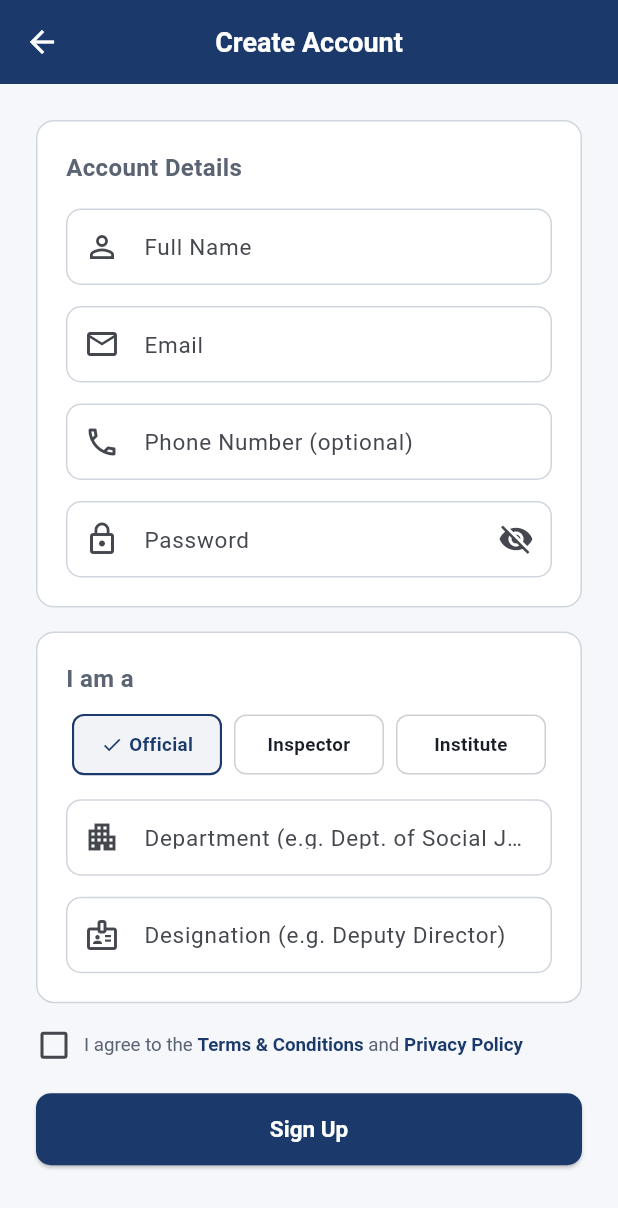
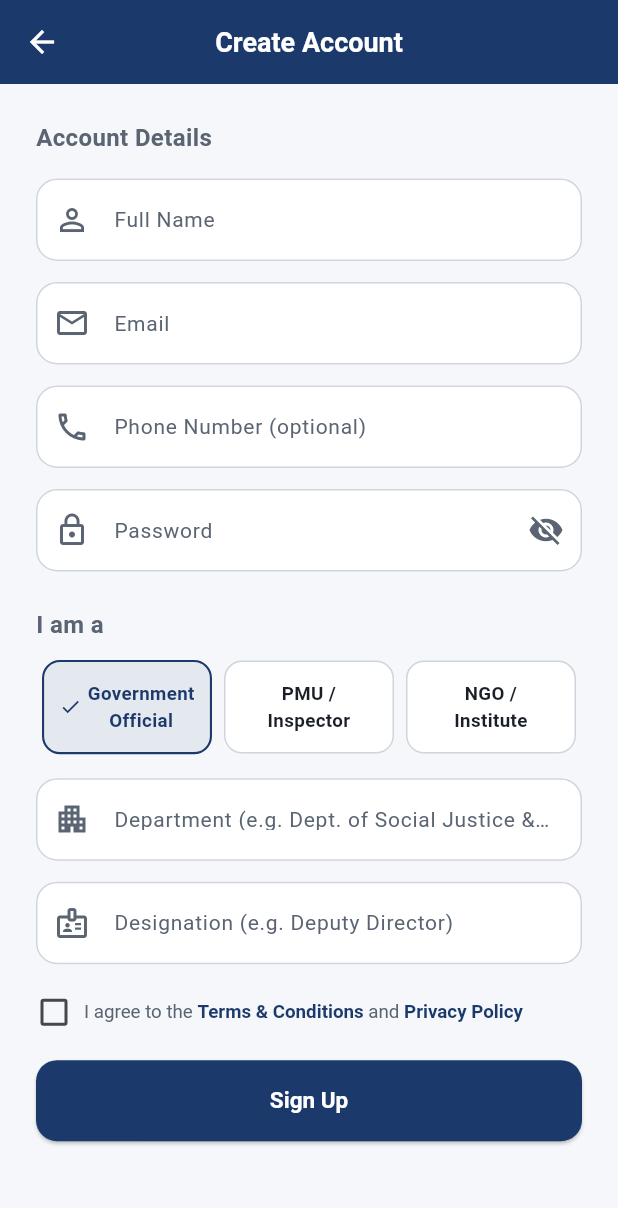
Before and after one commit to R0HAN-KASHYAP01/Sentinal, a Flutter app: the SignupScreen screen opened by its route, on a phone screen of 412 x 824 dp. Shown: the top 1208 px of the screen. Run offline on Flutter 3.47's test engine with Material 3 defaults, Android fonts, the phone set to English and light mode, and no system bars; our stand-ins replace file_picker, flutter_map, geocoding, geolocator, latlong2, supabase_flutter; accounts and stored records are empty.

Commit message:
Login and Signup page CSS

```diff
--- a/lib/features/auth/presentation/signup_screen.dart
+++ b/lib/features/auth/presentation/signup_screen.dart
@@ -1,7 +1,6 @@
 import 'package:flutter/material.dart';
 import '../../../core/widgets/app_text_field.dart';
 import '../../../core/widgets/primary_button.dart';
-import '../../../core/widgets/app_card.dart';
 import '../../../services/auth_service.dart';
 import '../../../models/user.dart';
 import '../../../app/routes.dart';
@@ -90,12 +89,12 @@ class _SignupScreenState extends State<SignupScreen> {
         onTap: () => setState(() => _role = value),
         child: Container(
           margin: const EdgeInsets.symmetric(horizontal: 4),
-          padding: const EdgeInsets.symmetric(vertical: 10),
+          padding: const EdgeInsets.symmetric(vertical: 12),
           decoration: BoxDecoration(
-            color: selected ? AppColors.primary.withValues(alpha: 0.06) : Colors.white,
-            borderRadius: BorderRadius.circular(8),
+            color: selected ? AppColors.primary.withValues(alpha: 0.08) : Colors.white,
+            borderRadius: BorderRadius.circular(12),
             border: Border.all(
-              color: selected ? AppColors.primary : AppColors.textSecondary.withValues(alpha: 0.3),
+              color: selected ? AppColors.primary : AppColors.border,
               width: selected ? 1.4 : 1,
             ),
           ),
@@ -124,20 +123,60 @@ class _SignupScreenState extends State<SignupScreen> {
     );
   }
 
+  // Rounded, borderless "pill" field style used only on this screen.
+  InputDecorationTheme get _fieldTheme => InputDecorationTheme(
+        filled: true,
+        fillColor: Colors.white,
+        floatingLabelBehavior: FloatingLabelBehavior.never,
+        labelStyle: const TextStyle(color: AppColors.textSecondary, fontSize: 14),
+        prefixIconColor: AppColors.textSecondary,
+        suffixIconColor: AppColors.textSecondary,
+        contentPadding: const EdgeInsets.symmetric(horizontal: 16, vertical: 16),
+        border: OutlineInputBorder(
+          borderRadius: BorderRadius.circular(14),
+          borderSide: const BorderSide(color: AppColors.border),
+        ),
+        enabledBorder: OutlineInputBorder(
+          borderRadius: BorderRadius.circular(14),
+          borderSide: const BorderSide(color: AppColors.border),
+        ),
+        focusedBorder: OutlineInputBorder(
+          borderRadius: BorderRadius.circular(14),
+          borderSide: const BorderSide(color: AppColors.primary, width: 1.6),
+        ),
+        errorBorder: OutlineInputBorder(
+          borderRadius: BorderRadius.circular(14),
+          borderSide: const BorderSide(color: AppColors.error),
+        ),
+        focusedErrorBorder: OutlineInputBorder(
+          borderRadius: BorderRadius.circular(14),
+          borderSide: const BorderSide(color: AppColors.error, width: 1.6),
+        ),
+      );
+
   @override
   Widget build(BuildContext context) {
-    return Scaffold(
+    return Theme(
+      data: Theme.of(context).copyWith(
+        inputDecorationTheme: _fieldTheme,
+        elevatedButtonTheme: ElevatedButtonThemeData(
+          style: ElevatedButton.styleFrom(
+            backgroundColor: AppColors.primary,
+            foregroundColor: Colors.white,
+            minimumSize: const Size(double.infinity, 54),
+            padding: const EdgeInsets.symmetric(vertical: 14, horizontal: 20),
+            shape: RoundedRectangleBorder(borderRadius: BorderRadius.circular(14)),
+            textStyle: const TextStyle(fontSize: 15, fontWeight: FontWeight.w600),
+          ),
+        ),
+      ),
+      child: Scaffold(
         appBar: AppBar(title: const Text('Create Account')),
         body: SafeArea(
           child: SingleChildScrollView(
             padding: const EdgeInsets.symmetric(horizontal: 24, vertical: 24),
             child: Form(
               key: _formKey,
-            child: Column(
-              crossAxisAlignment: CrossAxisAlignment.stretch,
-              children: [
-                AppCard(
-                  padding: const EdgeInsets.all(20),
               child: Column(
                 crossAxisAlignment: CrossAxisAlignment.stretch,
                 children: [
@@ -188,25 +227,17 @@ class _SignupScreenState extends State<SignupScreen> {
                       return null;
                     },
                   ),
-                    ],
-                  ),
-                ),
 
-                const SizedBox(height: 16),
+                  const SizedBox(height: 24),
 
-                AppCard(
-                  padding: const EdgeInsets.all(20),
-                  child: Column(
-                    crossAxisAlignment: CrossAxisAlignment.stretch,
-                    children: [
                   const Text('I am a', style: TextStyle(fontSize: 16, fontWeight: FontWeight.w600)),
                   const SizedBox(height: 12),
 
                   Row(
                     children: [
-                          _roleOption(value: UserRole.official, label: 'Official'),
-                          _roleOption(value: UserRole.inspector, label: 'Inspector'),
-                          _roleOption(value: UserRole.ngoInstitute, label: 'Institute'),
+                      _roleOption(value: UserRole.official, label: 'Government\nOfficial'),
+                      _roleOption(value: UserRole.inspector, label: 'PMU /\nInspector'),
+                      _roleOption(value: UserRole.ngoInstitute, label: 'NGO /\nInstitute'),
                     ],
                   ),
                   const SizedBox(height: 16),
@@ -256,11 +287,8 @@ class _SignupScreenState extends State<SignupScreen> {
                       prefixIcon: const Icon(Icons.badge_outlined),
                     ),
                   ],
-                    ],
-                  ),
-                ),
 
-                const SizedBox(height: 16),
+                  const SizedBox(height: 20),
 
                   // --- Terms agreement ---
                   Row(
@@ -334,6 +362,7 @@ class _SignupScreenState extends State<SignupScreen> {
             ),
           ),
         ),
+      ),
     );
   }
 }
--- a/pubspec.yaml
+++ b/pubspec.yaml
@@ -63,6 +63,9 @@ flutter:
   # included with your application, so that you can use the icons in
   # the material Icons class.
   uses-material-design: true
+  assets:
+    - assets/images/emblem.png
+    - assets/images/parliament.png
 
   # To add assets to your application, add an assets section, like this:
   # assets:
```
Also changed, not shown: lib/features/auth/presentation/login_screen.dart (+279 -156 lines), assets/images/emblem.png (added), assets/images/parliament.png (added). Lines whose indentation alone changed are shown as unchanged.
